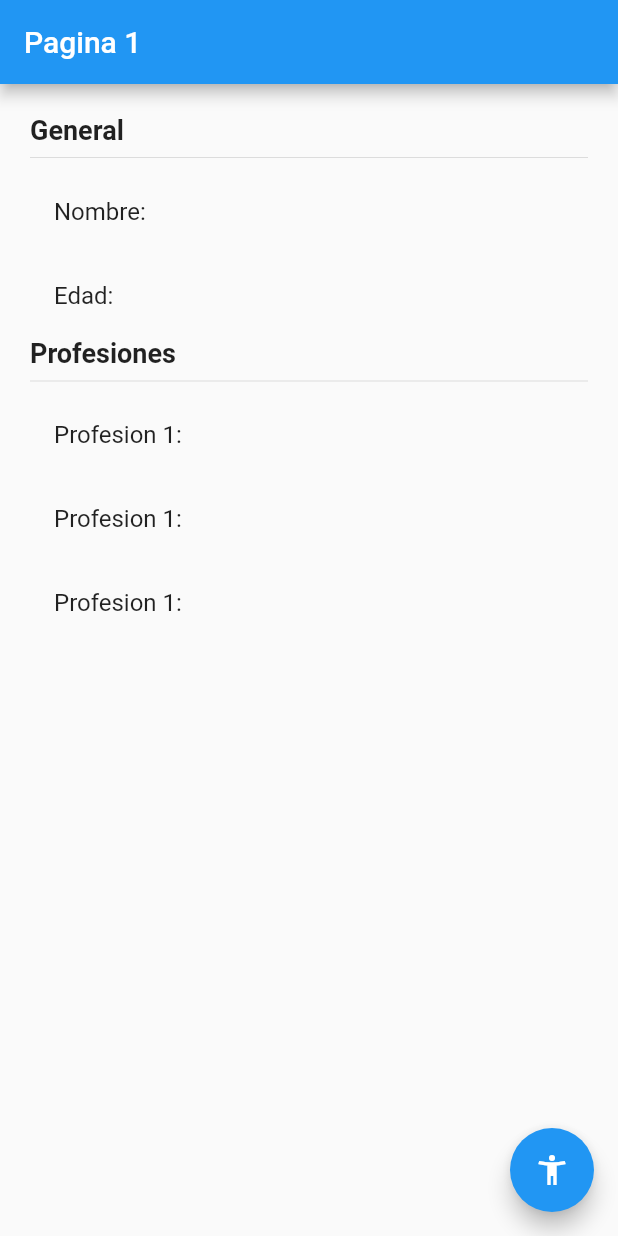
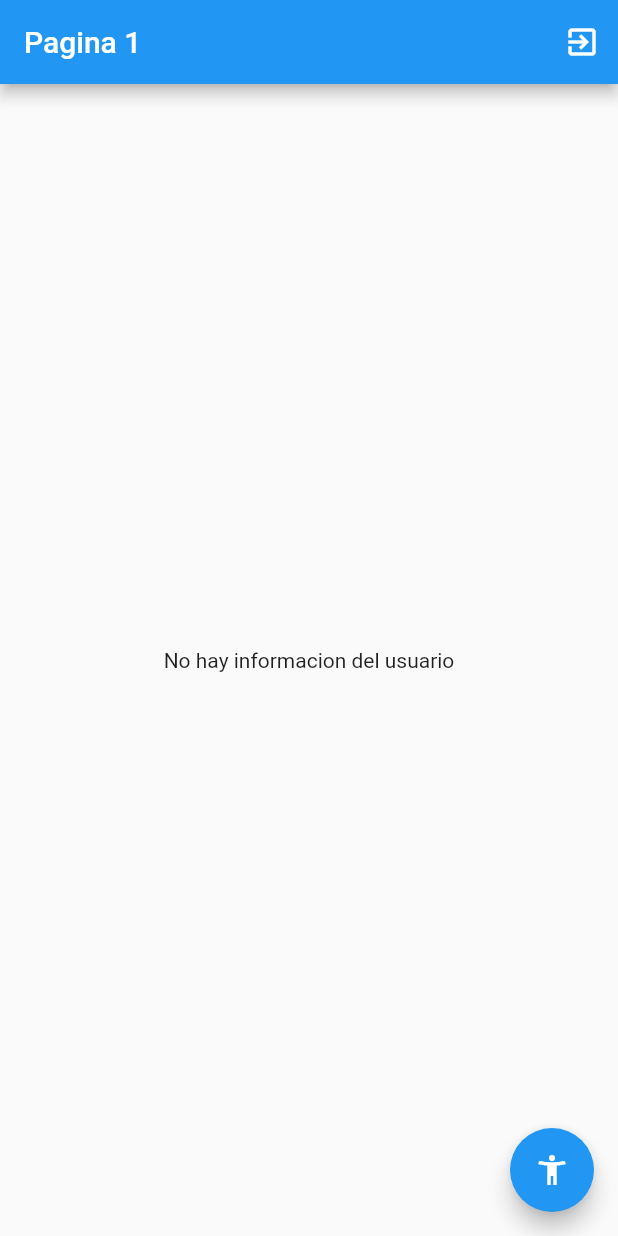
Before and after one commit to jjcc0410/flutter-manejadores-de-estado, a Flutter app: the screen it shows after launch, on a phone screen of 412 x 824 dp. Run offline on Flutter 3.47's test engine with Material 2 defaults, Android fonts, the phone set to English and light mode, and no system bars; our stand-ins replace flutter_bloc.

Commit message:
rama Cubit terminada

```diff
--- /dev/null
+++ b/lib/bloc/usuario/usuario_cubit.dart
@@ -0,0 +1,39 @@
+import 'package:flutter_bloc/flutter_bloc.dart';
+import 'package:meta/meta.dart';
+
+import '../../models/usuario.dart';
+
+part 'usuario_state.dart';
+
+class UsuarioCubit extends Cubit<UsuarioState> {
+  UsuarioCubit() : super(UsuarioInitial());
+
+  void seleccionarUsuario(Usuario user) {
+    emit(UsuarioActivo(user));
+  }
+
+  void cambiarEdad(int edad) {
+    final currentState = state;
+    if (currentState is UsuarioActivo) {
+      final newUser = currentState.usuario.copyWith(edad: edad);
+      emit(UsuarioActivo(newUser));
+    }
+  }
+
+  void agregarProfesion() {
+    final currentState = state;
+    if (currentState is UsuarioActivo) {
+      final newProfesiones = [
+        ...currentState.usuario.profesiones,
+        'Profesion ${currentState.usuario.profesiones.length + 1}'
+      ];
+      final newUser =
+          currentState.usuario.copyWith(profesiones: newProfesiones);
+      emit(UsuarioActivo(newUser));
+    }
+  }
+
+  void borrarUsuario() {
+    emit(UsuarioInitial());
+  }
+}
--- /dev/null
+++ b/lib/bloc/usuario/usuario_state.dart
@@ -0,0 +1,20 @@
+part of 'usuario_cubit.dart';
+
+@immutable
+abstract class UsuarioState {}
+
+class UsuarioInitial extends UsuarioState {
+  final existeUsuario = false;
+
+  @override
+  String toString() {
+    return 'UsuarioInicial: existeUsuario:false';
+  }
+}
+
+class UsuarioActivo extends UsuarioState {
+  final existeUsuario = true;
+  final Usuario usuario;
+
+  UsuarioActivo(this.usuario);
+}
--- a/lib/main.dart
+++ b/lib/main.dart
@@ -1,6 +1,8 @@
+import 'package:estados/bloc/usuario/usuario_cubit.dart';
 import 'package:estados/pages/pagina1_page.dart';
 import 'package:estados/pages/pagina2_page.dart';
 import 'package:flutter/material.dart';
+import 'package:flutter_bloc/flutter_bloc.dart';
 
 void main() => runApp(MyApp());
 
@@ -9,7 +11,11 @@ class MyApp extends StatelessWidget {
 
   @override
   Widget build(BuildContext context) {
-    return MaterialApp(
+    return MultiBlocProvider(
+      providers: [
+        BlocProvider(create: (_) => new UsuarioCubit()),
+      ],
+      child: MaterialApp(
         debugShowCheckedModeBanner: false,
         title: 'Material App',
         initialRoute: 'pagina1',
@@ -17,6 +23,7 @@ class MyApp extends StatelessWidget {
           'pagina1': (_) => Pagina1Page(),
           'pagina2': (_) => Pagina2Page(),
         },
+      ),
     );
   }
 }
--- a/lib/models/usuario.dart
+++ b/lib/models/usuario.dart
@@ -1,11 +1,22 @@
 class Usuario {
-  String nombre;
-  int edad;
-  List<String> profesiones;
+  final String nombre;
+  final int edad;
+  final List<String> profesiones;
 
   Usuario({
     required this.nombre,
     required this.edad,
     required this.profesiones,
   });
+
+  copyWith({
+    String? nombre,
+    int? edad,
+    List<String>? profesiones,
+  }) =>
+      Usuario(
+        nombre: nombre ?? this.nombre,
+        edad: edad ?? this.edad,
+        profesiones: profesiones ?? this.profesiones,
+      );
 }
--- a/lib/pages/pagina1_page.dart
+++ b/lib/pages/pagina1_page.dart
@@ -1,4 +1,7 @@
+import 'package:estados/bloc/usuario/usuario_cubit.dart';
+import 'package:estados/models/usuario.dart';
 import 'package:flutter/material.dart';
+import 'package:flutter_bloc/flutter_bloc.dart';
 
 class Pagina1Page extends StatelessWidget {
   @override
@@ -6,8 +9,13 @@ class Pagina1Page extends StatelessWidget {
     return Scaffold(
       appBar: AppBar(
         title: const Text('Pagina 1'),
+        actions: [
+          IconButton(
+              onPressed: () => context.read<UsuarioCubit>().borrarUsuario(),
+              icon: const Icon(Icons.exit_to_app))
+        ],
       ),
-      body: const InformacionUsuario(),
+      body: BodyScaffold(),
       floatingActionButton: FloatingActionButton(
           child: const Icon(Icons.accessibility_new),
           onPressed: () => Navigator.pushNamed(context, 'pagina2')),
@@ -15,9 +23,32 @@ class Pagina1Page extends StatelessWidget {
   }
 }
 
+class BodyScaffold extends StatelessWidget {
+  const BodyScaffold({
+    super.key,
+  });
+
+  @override
+  Widget build(BuildContext context) {
+    return BlocBuilder<UsuarioCubit, UsuarioState>(builder: (_, state) {
+      switch (state.runtimeType) {
+        case UsuarioInitial:
+          return const Center(child: Text('No hay informacion del usuario'));
+        case UsuarioActivo:
+          return InformacionUsuario(usuario: (state as UsuarioActivo).usuario);
+        default:
+          return const Center(child: Text('Estado no reconocido'));
+      }
+    });
+  }
+}
+
 class InformacionUsuario extends StatelessWidget {
+  final Usuario usuario;
+
   const InformacionUsuario({
     super.key,
+    required this.usuario,
   });
 
   @override
@@ -28,28 +59,28 @@ class InformacionUsuario extends StatelessWidget {
       padding: const EdgeInsets.all(20.0),
       child: Column(
         crossAxisAlignment: CrossAxisAlignment.start,
-        children: const [
-          Text(
+        children: [
+          const Text(
             'General',
             style: TextStyle(
               fontSize: 18,
               fontWeight: FontWeight.bold,
             ),
           ),
-          Divider(),
-          ListTile(title: Text('Nombre: ')),
-          ListTile(title: Text('Edad: ')),
-          Text(
+          const Divider(),
+          ListTile(title: Text('Nombre: ${usuario.nombre}')),
+          ListTile(title: Text('Edad: ${usuario.edad}')),
+          const Text(
             'Profesiones',
             style: TextStyle(
               fontSize: 18,
               fontWeight: FontWeight.bold,
             ),
           ),
-          Divider(),
-          ListTile(title: Text('Profesion 1: ')),
-          ListTile(title: Text('Profesion 1: ')),
-          ListTile(title: Text('Profesion 1: ')),
+          const Divider(),
+          ...usuario.profesiones
+              .map((profesion) => ListTile(title: Text(profesion)))
+              .toList()
         ],
       ),
     );
--- a/pubspec.yaml
+++ b/pubspec.yaml
@@ -36,6 +36,7 @@ dependencies:
   # The following adds the Cupertino Icons font to your application.
   # Use with the CupertinoIcons class for iOS style icons.
   cupertino_icons: ^1.0.2
+  flutter_bloc: ^8.1.1
 
 dev_dependencies:
   flutter_test:
```
Also changed, not shown: lib/pages/pagina2_page.dart (+21 -4 lines), pubspec.lock. Lines whose indentation alone changed are shown as unchanged.
